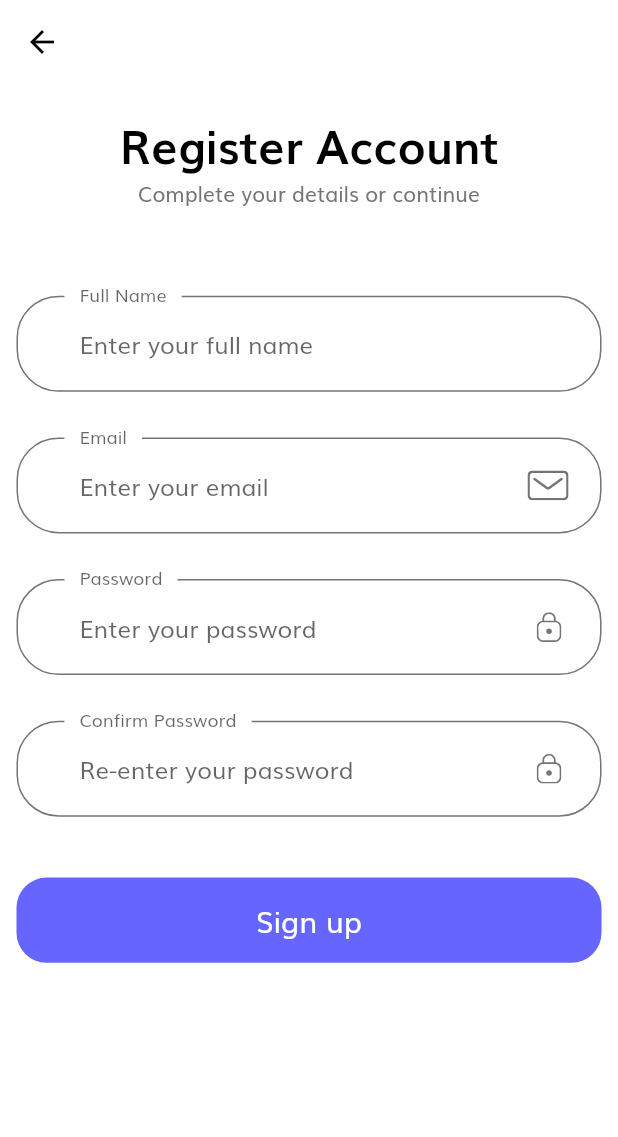
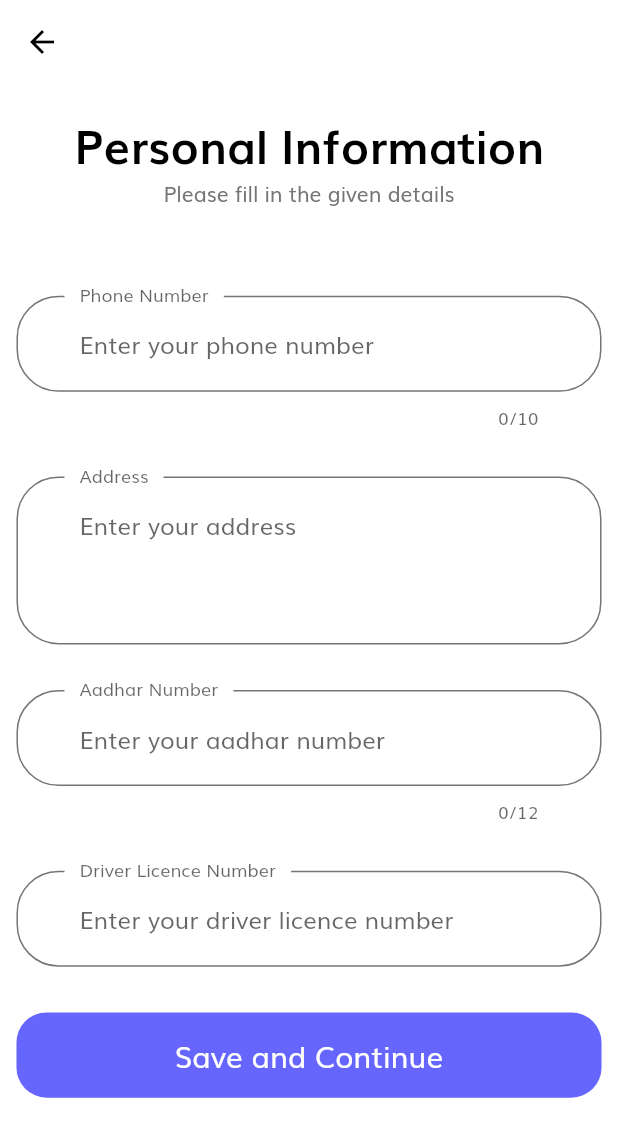
Before and after one commit to rahul-badgujar/app-automatic-toll-detection, a Flutter app: the SignUpPage screen opened directly, after a tap on "Sign up", on a phone screen of 412 x 824 dp. Shown: the top 1137 px of the screen. Run offline on Flutter 3.47's test engine with Material 2 defaults, Android fonts, the phone set to English and light mode, and no system bars; our stand-ins replace flutter_svg.

Commit message:
added personal details page

```diff
--- a/lib/constants.dart
+++ b/lib/constants.dart
@@ -2,6 +2,7 @@ import 'package:flutter/material.dart';
 
 import 'size_config.dart';
 
+const bool underTesting = true;
 const String appName = "Automatic Toll App";
 
 enum AuthRole { admin, user }
--- /dev/null
+++ b/lib/page/personal_info/component/personal_info_form.dart
@@ -0,0 +1,153 @@
+import 'package:flutter/material.dart';
+
+import '../../../constants.dart';
+import '../../../size_config.dart';
+import '../../../widget/default_button.dart';
+
+class PersonalInfoForm extends StatefulWidget {
+  const PersonalInfoForm({Key? key}) : super(key: key);
+
+  @override
+  State<PersonalInfoForm> createState() => _PersonalInfoFormState();
+}
+
+class _PersonalInfoFormState extends State<PersonalInfoForm> {
+  final _formKey = GlobalKey<FormState>();
+
+  final phoneNumberFieldController = TextEditingController();
+  final addressFieldController = TextEditingController();
+  final aadharFieldController = TextEditingController();
+  final drivingLicenceNumberFieldController = TextEditingController();
+
+  @override
+  void dispose() {
+    phoneNumberFieldController.dispose();
+    addressFieldController.dispose();
+    aadharFieldController.dispose();
+    drivingLicenceNumberFieldController.dispose();
+    super.dispose();
+  }
+
+  @override
+  Widget build(BuildContext context) {
+    return Form(
+      key: _formKey,
+      child: Padding(
+        padding: EdgeInsets.symmetric(
+            horizontal: getProportionateScreenWidth(screenPadding)),
+        child: Column(
+          children: [
+            buildPhoneNumberFormField(),
+            SizedBox(height: getProportionateScreenHeight(30)),
+            buildAddressFormField(),
+            SizedBox(height: getProportionateScreenHeight(30)),
+            buildAadharNumberFormField(),
+            SizedBox(height: getProportionateScreenHeight(30)),
+            buildDrivingLicennceNumberFormField(),
+            SizedBox(height: getProportionateScreenHeight(30)),
+            DefaultButton(
+              text: "Save and Continue",
+              press: signUpButtonCallback,
+            ),
+          ],
+        ),
+      ),
+    );
+  }
+
+  Widget buildPhoneNumberFormField() {
+    return TextFormField(
+      controller: phoneNumberFieldController,
+      keyboardType: TextInputType.phone,
+      decoration: const InputDecoration(
+        hintText: "Enter your phone number",
+        labelText: "Phone Number",
+        floatingLabelBehavior: FloatingLabelBehavior.always,
+      ),
+      maxLength: 10,
+      validator: (value) {
+        if (value != null && value.isEmpty) {
+          return "Phone Number cannot be empty";
+        } else if (value!.length != 10) {
+          return "Phone number should be of 10 digits only";
+        }
+        return null;
+      },
+      autovalidateMode: AutovalidateMode.onUserInteraction,
+    );
+  }
+
+  Widget buildAddressFormField() {
+    return TextFormField(
+      controller: addressFieldController,
+      keyboardType: TextInputType.streetAddress,
+      decoration: const InputDecoration(
+        hintText: "Enter your address",
+        labelText: "Address",
+        floatingLabelBehavior: FloatingLabelBehavior.always,
+      ),
+      maxLines: 3,
+      validator: (value) {
+        if (value != null && value.isEmpty) {
+          return "Address cannot be empty";
+        }
+        return null;
+      },
+      autovalidateMode: AutovalidateMode.onUserInteraction,
+    );
+  }
+
+  Widget buildAadharNumberFormField() {
+    return TextFormField(
+      controller: aadharFieldController,
+      keyboardType: TextInputType.number,
+      decoration: const InputDecoration(
+        hintText: "Enter your aadhar number",
+        labelText: "Aadhar Number",
+        floatingLabelBehavior: FloatingLabelBehavior.always,
+      ),
+      maxLength: 12,
+      validator: (value) {
+        if (value != null && value.isEmpty) {
+          return "Aadhar Number cannot be empty";
+        } else if (value!.length != 12) {
+          return "Aadhar number should be of 12 digits only";
+        }
+        return null;
+      },
+      autovalidateMode: AutovalidateMode.onUserInteraction,
+    );
+  }
+
+  Widget buildDrivingLicennceNumberFormField() {
+    return TextFormField(
+      controller: drivingLicenceNumberFieldController,
+      keyboardType: TextInputType.text,
+      decoration: const InputDecoration(
+        hintText: "Enter your driver licence number",
+        labelText: "Driver Licence Number",
+        floatingLabelBehavior: FloatingLabelBehavior.always,
+      ),
+      validator: (value) {
+        if (value != null && value.isEmpty) {
+          return "Driver Licence Number cannot be empty";
+        }
+        return null;
+      },
+      autovalidateMode: AutovalidateMode.onUserInteraction,
+    );
+  }
+
+  Future<void> signUpButtonCallback() async {
+    final formState = _formKey.currentState;
+    if (formState != null && formState.validate()) {
+      // todo: add/move account creation logic here
+    }
+    // Navigator.push(
+    //   context,
+    //   MaterialPageRoute(
+    //     builder: (context) => const PersonalInfoPage(),
+    //   ),
+    // );
+  }
+}
--- /dev/null
+++ b/lib/page/personal_info/personal_info_page.dart
@@ -0,0 +1,44 @@
+import 'package:automatic_toll_app/page/personal_info/component/personal_info_form.dart';
+import 'package:flutter/material.dart';
+
+import '../../constants.dart';
+import '../../size_config.dart';
+
+class PersonalInfoPage extends StatelessWidget {
+  const PersonalInfoPage({Key? key}) : super(key: key);
+
+  @override
+  Widget build(BuildContext context) {
+    return Scaffold(
+      appBar: AppBar(),
+      body: buildBody(context),
+    );
+  }
+
+  Widget buildBody(BuildContext context) {
+    return SafeArea(
+      child: SingleChildScrollView(
+        physics: const BouncingScrollPhysics(),
+        child: SizedBox(
+          width: double.infinity,
+          child: Column(
+            children: [
+              SizedBox(height: SizeConfig.screenHeight * 0.02),
+              Text(
+                "Personal Information",
+                style: headingStyle,
+              ),
+              const Text(
+                "Please fill in the given details",
+                textAlign: TextAlign.center,
+              ),
+              SizedBox(height: SizeConfig.screenHeight * 0.07),
+              const PersonalInfoForm(),
+              SizedBox(height: getProportionateScreenHeight(20)),
+            ],
+          ),
+        ),
+      ),
+    );
+  }
+}
--- a/lib/page/sign_up/component/sign_up_form.dart
+++ b/lib/page/sign_up/component/sign_up_form.dart
@@ -1,3 +1,4 @@
+import 'package:automatic_toll_app/page/personal_info/personal_info_page.dart';
 import 'package:flutter/material.dart';
 
 import '../../../constants.dart';
@@ -150,5 +151,16 @@ class _SignUpFormState extends State<SignUpForm> {
     );
   }
 
-  Future<void> signUpButtonCallback() async {}
+  Future<void> signUpButtonCallback() async {
+    final formState = _formKey.currentState;
+    if (formState != null && formState.validate()) {
+      // todo: add/move account creation logic here
+    }
+    Navigator.push(
+      context,
+      MaterialPageRoute(
+        builder: (context) => const PersonalInfoPage(),
+      ),
+    );
+  }
 }
```
Also changed, not shown: lib/page/login/component/login_form.dart (+6 -5 lines), lib/page/sign_up/sign_up_page.dart (renamed from lib/page/sign_up/sign_up_screen.dart).
